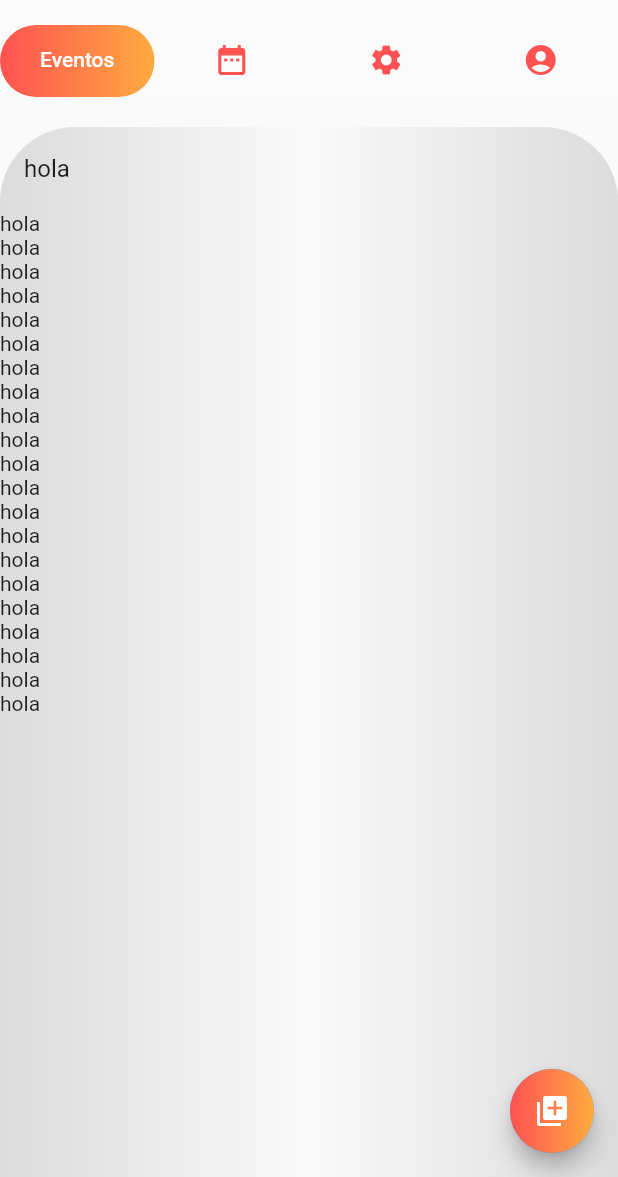
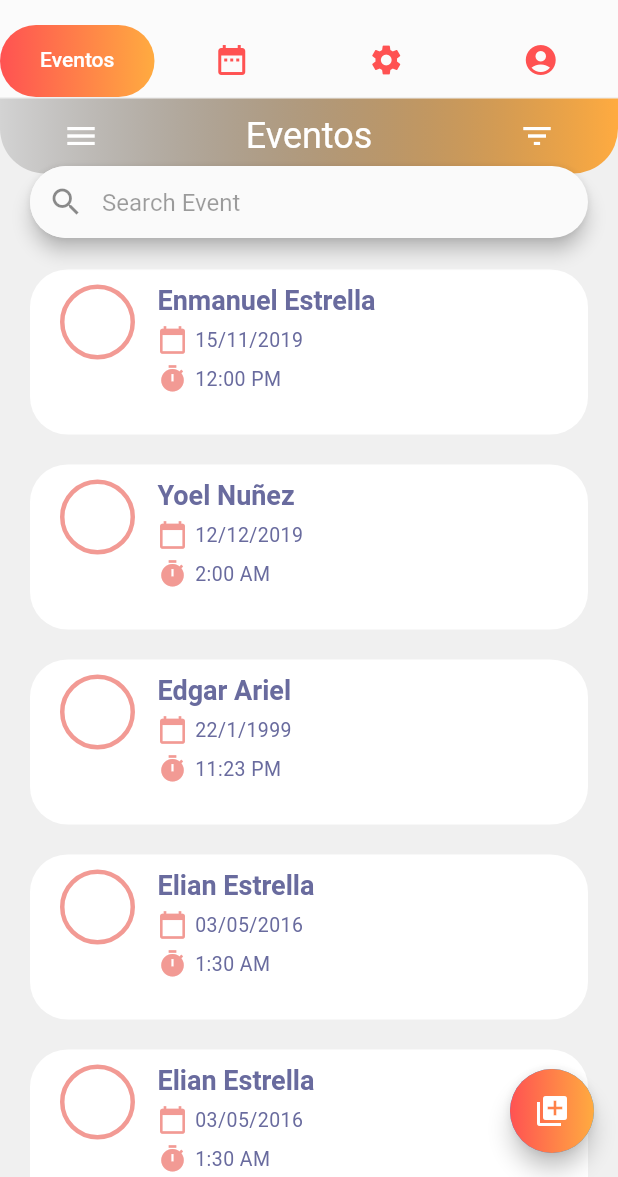
Before and after one commit to EnmanuelEstrella22/ProyectoFlutter, a Flutter app: the HomePage screen opened by its route, on a phone screen of 412 x 824 dp, the part 59-1236 px from its top. Run offline on Flutter 3.47's test engine with Material 2 defaults, Android fonts, the phone set to English and light mode, and no system bars; missing offline and left inert: flutter_auth_buttons; Roboto replaces fonts that are missing (Time New Roman).

Commit message:
Agregando una lista de contenedores estatica para los eventos

```diff
--- a/agenda/lib/src/pages/HomePage.dart
+++ b/agenda/lib/src/pages/HomePage.dart
@@ -1,4 +1,6 @@
 import 'package:flutter/material.dart';
+
+import 'ListEvent.dart';
 
 class HomePage extends StatelessWidget {
   @override
@@ -74,7 +76,6 @@ class HomePage extends StatelessWidget {
             ),
           ),
           onPressed: () {
-            // Navigator.pushNamed(context, 'FormEvent');
             Navigator.pushNamed(context, 'FormEvent');
 
           },
@@ -82,46 +83,48 @@ class HomePage extends StatelessWidget {
   }
 
   Widget contenido() {
-    return Container(
-      child: Center(
-        child: ListView(
-          children: <Widget>[
-            ListTile(
-              title: Text('hola'),
-            ),
+    return SchoolList();
+    // return Container(
+    //   child: SchoolList(),
+      // child: Center(
+      //   child: ListView(
+      //     children: <Widget>[
+      //       ListTile(
+      //         title: Text('hola'),
+      //       ),
 
-            Text('hola'),
-            Text('hola'),
-            Text('hola'),
-            Text('hola'),
-            Text('hola'),
-            Text('hola'),
-            Text('hola'),
-            Text('hola'),
-            Text('hola'),
-            Text('hola'),
-            Text('hola'),
-            Text('hola'),
-            Text('hola'),
-            Text('hola'),
-            Text('hola'),
-            Text('hola'),
-            Text('hola'),
-            Text('hola'),
-            Text('hola'),
-            Text('hola'),
-            Text('hola'),
-          ],
-        ),
-      ),
-      decoration: BoxDecoration(
-          // shape: BoxShape.circle,
-          gradient: LinearGradient(
-              colors: [Colors.black12, Colors.transparent, Colors.black12]),
-          borderRadius: BorderRadius.only(
-              topLeft: Radius.circular(50.0), topRight: Radius.circular(50.0))),
-      margin: EdgeInsets.only(top: 20.0),
-    );
+      //       Text('hola'),
+      //       Text('hola'),
+      //       Text('hola'),
+      //       Text('hola'),
+      //       Text('hola'),
+      //       Text('hola'),
+      //       Text('hola'),
+      //       Text('hola'),
+      //       Text('hola'),
+      //       Text('hola'),
+      //       Text('hola'),
+      //       Text('hola'),
+      //       Text('hola'),
+      //       Text('hola'),
+      //       Text('hola'),
+      //       Text('hola'),
+      //       Text('hola'),
+      //       Text('hola'),
+      //       Text('hola'),
+      //       Text('hola'),
+      //       Text('hola'),
+      //     ],
+      //   ),
+      // ),
+    //   decoration: BoxDecoration(
+    //       // shape: BoxShape.circle,
+    //       gradient: LinearGradient(
+    //           colors: [Colors.black12, Colors.transparent, Colors.black12]),
+    //       borderRadius: BorderRadius.only(
+    //           topLeft: Radius.circular(50.0), topRight: Radius.circular(50.0))),
+    //   margin: EdgeInsets.only(top: 20.0),
+    // );
   }
 }
 
--- /dev/null
+++ b/agenda/lib/src/pages/ListEvent.dart
@@ -0,0 +1,259 @@
+import 'package:flutter/material.dart';
+// import 'package:cached_network_image/cached_network_image.dart';
+
+class SchoolList extends StatefulWidget {
+  SchoolList({Key key}) : super(key: key);
+  static final String path = "lib/src/pages/lists/list2.dart";
+
+  _SchoolListState createState() => _SchoolListState();
+}
+
+class _SchoolListState extends State<SchoolList> {
+  final TextStyle dropdownMenuItem =
+      TextStyle(color: Colors.black, fontSize: 18);
+
+  final primary = Color(0xff696b9e);
+  final secondary = Color(0xfff29a94);
+
+  final List<Map> schoolLists = [
+    {
+      "name": "Enmanuel Estrella",
+      "location": "15/11/2019",
+      "type": "12:00 PM",
+      "logoText":
+          "https://cdn.pixabay.com/photo/2017/03/16/21/18/logo-2150297_960_720.png"
+    },
+    {
+      "name": "Yoel Nuñez",
+      "location": "12/12/2019",
+      "type": "2:00 AM",
+      "logoText":
+          "https://cdn.pixabay.com/photo/2017/01/31/13/14/animal-2023924_960_720.png"
+    },
+    {
+      "name": "Edgar Ariel",
+      "location": "22/1/1999",
+      "type": "11:23 PM",
+      "logoText":
+          "https://cdn.pixabay.com/photo/2016/06/09/18/36/logo-1446293_960_720.png"
+    },
+    {
+      "name": "Elian Estrella",
+      "location": "03/05/2016",
+      "type": "1:30 AM",
+      "logoText":
+          "https://cdn.pixabay.com/photo/2017/01/13/01/22/rocket-1976107_960_720.png"
+    },
+    {
+      "name": "Elian Estrella",
+      "location": "03/05/2016",
+      "type": "1:30 AM",
+      "logoText":
+          "https://cdn.pixabay.com/photo/2017/03/16/21/18/logo-2150297_960_720.png"
+    },
+    {
+      "name": "Elian Estrella",
+      "location": "03/05/2016",
+      "type": "1:30 AM",
+      "logoText":
+          "https://cdn.pixabay.com/photo/2017/01/31/13/14/animal-2023924_960_720.png"
+    },
+    {
+      "name": "Elian Estrella",
+      "location": "03/05/2016",
+      "type": "1:30 AM",
+      "logoText":
+          "https://cdn.pixabay.com/photo/2016/06/09/18/36/logo-1446293_960_720.png"
+    },
+    {
+      "name": "Campare Handeson",
+      "location": "Kasai Pantan NY, 12483",
+      "type": "1:30 AM",
+      "logoText":
+          "https://cdn.pixabay.com/photo/2017/01/13/01/22/rocket-1976107_960_720.png"
+    },
+  ];
+
+  @override
+  Widget build(BuildContext context) {
+    return Scaffold(
+      backgroundColor: Color(0xfff0f0f0),
+      body: SingleChildScrollView(
+        child: Container(
+          height: MediaQuery.of(context).size.height,
+          width: MediaQuery.of(context).size.width,
+          child: Stack(
+            children: <Widget>[
+
+              //contenedor de la lista
+              Container(
+                padding: EdgeInsets.only(top: 105),
+                height: MediaQuery.of(context).size.height,
+                width: double.infinity,
+                child: ListView.builder(
+                    itemCount: schoolLists.length,
+                    itemBuilder: (BuildContext context, int index) {
+                      return buildList(context, index);
+                    }),
+              ),
+              //contenedor del menu
+              Container(
+                margin: EdgeInsets.only(top: 1),
+                height: 50,
+                width: double.infinity,
+                decoration: BoxDecoration(
+                     gradient: LinearGradient(
+                  colors: [Colors.black12, Colors.orangeAccent]),
+                    borderRadius: BorderRadius.only(
+                        bottomLeft: Radius.circular(30),
+                        bottomRight: Radius.circular(30))),
+                child: Padding(
+                  padding: const EdgeInsets.symmetric(horizontal: 30,vertical: 1),
+                  child: Row(
+                    mainAxisAlignment: MainAxisAlignment.spaceBetween,
+                    children: <Widget>[
+                      IconButton(
+                        onPressed: () {},
+                        icon: Icon(
+                          Icons.menu,
+                          color: Colors.white,
+                        ),
+                      ),
+                      Text(
+                        "Eventos",
+                        style: TextStyle(color: Colors.white, fontSize: 24),
+                      ),
+                      IconButton(
+                        onPressed: () {},
+                        icon: Icon(
+                          Icons.filter_list,
+                          color: Colors.white,
+                        ),
+                      ),
+                    ],
+                  ),
+                ),
+              ),
+              //contenedor de la busqueda
+              Container(
+                child: Column(
+                  children: <Widget>[
+                    SizedBox(
+                      height: 46,
+                    ),
+                    Padding(
+                      padding: EdgeInsets.symmetric(horizontal: 20),
+                      child: Material(
+                        elevation: 5.0,
+                        borderRadius: BorderRadius.all(Radius.circular(30)),
+                        child: TextField(
+                          // controller: TextEditingController(text: locations[0]),
+                          cursorColor: Theme.of(context).primaryColor,
+                          style: dropdownMenuItem,
+                          decoration: InputDecoration(
+                              hintText: "Search Event",
+                              hintStyle: TextStyle(
+                                  color: Colors.black38, fontSize: 16),
+                              prefixIcon: Material(
+                                elevation: 0.0,
+                                borderRadius:
+                                    BorderRadius.all(Radius.circular(30)),
+                                child: Icon(Icons.search),
+                              ),
+                              border: InputBorder.none,
+                              contentPadding: EdgeInsets.symmetric(
+                                  horizontal: 25, vertical: 13)),
+                        ),
+                      ),
+                    ),
+                  ],
+                ),
+              )
+            ],
+          ),
+        ),
+      ),
+    );
+  }
+
+//Listado
+  Widget buildList(BuildContext context, int index) {
+    return Container(
+      decoration: BoxDecoration(
+        borderRadius: BorderRadius.circular(25),
+        color: Colors.white,
+      ),
+      width: double.infinity,
+      height: 110,
+      margin: EdgeInsets.symmetric(vertical: 10, horizontal: 20),
+      padding: EdgeInsets.symmetric(vertical: 10, horizontal: 20),
+      child: Row(
+        crossAxisAlignment: CrossAxisAlignment.start,
+        children: <Widget>[
+          Container(
+            width: 50,
+            height: 50,
+            margin: EdgeInsets.only(right: 15),
+            decoration: BoxDecoration(
+              borderRadius: BorderRadius.circular(50),
+              border: Border.all(width: 3, color: secondary),
+              // image: DecorationImage(
+                  // image: CachedNetworkImageProvider(schoolLists[index]['logoText']),
+                  // fit: BoxFit.fill),
+            ),
+          ),
+          Expanded(
+            child: Column(
+              crossAxisAlignment: CrossAxisAlignment.start,
+              children: <Widget>[
+                Text(
+                  schoolLists[index]['name'],
+                  style: TextStyle(
+                      color: primary,
+                      fontWeight: FontWeight.bold,
+                      fontSize: 18),
+                ),
+                SizedBox(
+                  height: 6,
+                ),
+                Row(
+                  children: <Widget>[
+                    Icon(
+                      Icons.calendar_today,
+                      color: secondary,
+                      size: 20,
+                    ),
+                    SizedBox(
+                      width: 5,
+                    ),
+                    Text(schoolLists[index]['location'],
+                        style: TextStyle(
+                            color: primary, fontSize: 13, letterSpacing: .3)),
+                  ],
+                ),
+                SizedBox(
+                  height: 6,
+                ),
+                Row(
+                  children: <Widget>[
+                    Icon(
+                      Icons.timer,
+                      color: secondary,
+                      size: 20,
+                    ),
+                    SizedBox(
+                      width: 5,
+                    ),
+                    Text(schoolLists[index]['type'],
+                        style: TextStyle(
+                            color: primary, fontSize: 13, letterSpacing: .3)),
+                  ],
+                ),
+              ],
+            ),
+          )
+        ],
+      ),
+    );
+  }
+}
--- a/agenda/lib/src/pages/MyHomePage.dart
+++ b/agenda/lib/src/pages/MyHomePage.dart
@@ -1,6 +1,7 @@
 import 'package:flutter/material.dart';
 
 import 'HomePage.dart';
+import 'ListEvent.dart';
 import 'Login.dart';
 import 'form/add_event.dart';
 
@@ -28,6 +29,7 @@ class MyApp extends StatelessWidget {
         '/' : (BuildContext contex) => Login(),
         'Menu' : (BuildContext contex) => HomePage(),
         'FormEvent' : (BuildContext contex) => Eventos(),
+        'ListadoEvent' : (BuildContext contex) => SchoolList()
       },
 
     );
```
